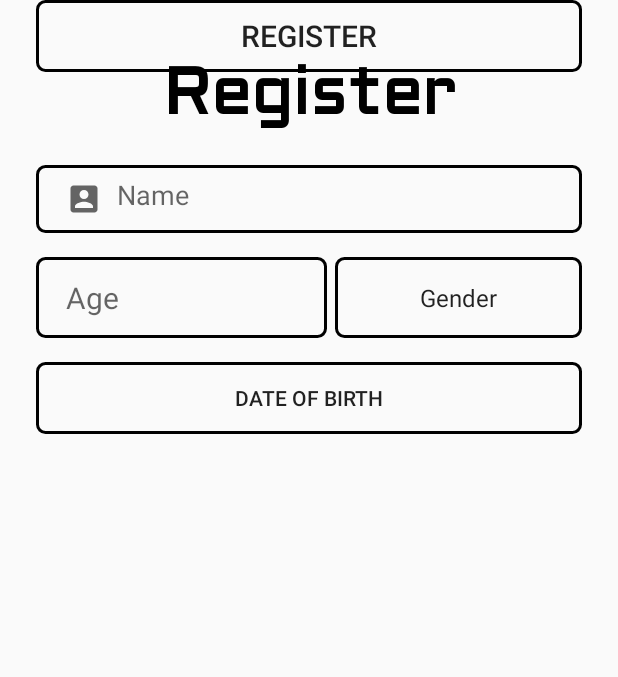
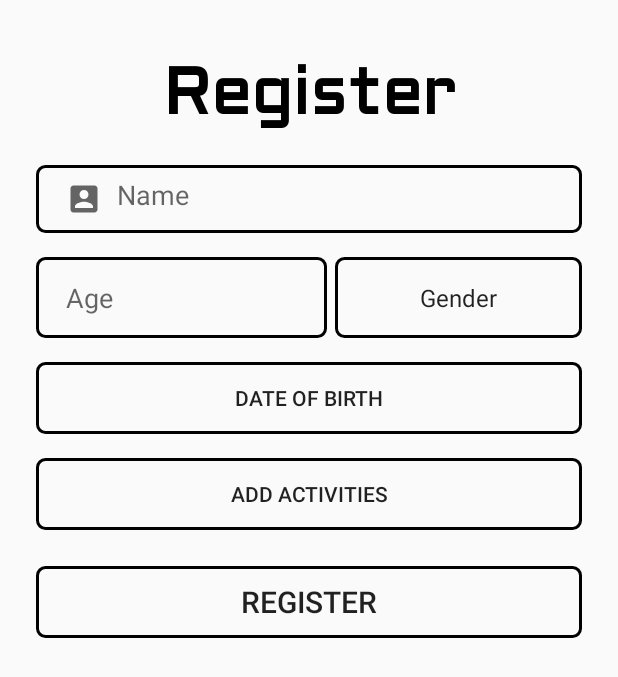
Before and after one commit to tayyabmaqsood/Easy-Scheduler-Application, an Android app: the screen it shows after launch (registerChild), on a phone screen of 412 x 824 dp. Shown: the top 677 px of the screen. Run offline under Robolectric (Android 15) with nearby library versions, the phone set to English and light mode, and no system bars.

Commit message:
childs register UI on the way 2

```diff
--- a/app/src/main/res/layout/activity_register_child.xml
+++ b/app/src/main/res/layout/activity_register_child.xml
@@ -65,7 +65,6 @@
                 android:paddingRight="20dp"
                 android:paddingBottom="13dp"
                 android:hint="Age"
-                android:textSize="20sp"
                 app:layout_constraintStart_toStartOf="parent"
                 android:inputType="numberDecimal"
                 app:layout_constraintTop_toBottomOf="@+id/editTextChildName" />
@@ -86,7 +85,6 @@
                 app:layout_constraintStart_toEndOf="@+id/editTextChildAge"
                 app:layout_constraintTop_toBottomOf="@+id/editTextChildName" />
 
-
             <Button
                 android:id="@+id/childDOB"
                 android:layout_width="match_parent"
@@ -96,7 +94,6 @@
                 android:layout_marginEnd="24dp"
                 android:background="@drawable/input_bg"
                 android:onClick="openDatePicker"
-
                 android:text="Date Of Birth"
                 app:layout_constraintEnd_toEndOf="parent"
                 app:layout_constraintHorizontal_bias="0.498"
@@ -104,18 +101,33 @@
                 app:layout_constraintTop_toBottomOf="@+id/editTextChildAge" />
 
             <Button
-                android:id="@+id/loginBtn"
+                android:id="@+id/childActivities"
+                android:layout_width="match_parent"
+                android:layout_height="wrap_content"
+                android:layout_marginStart="24dp"
+                android:layout_marginTop="16dp"
+                android:layout_marginEnd="24dp"
+                android:background="@drawable/input_bg"
+                android:text="Add Activities"
+                app:layout_constraintEnd_toEndOf="parent"
+                app:layout_constraintHorizontal_bias="0.0"
+                app:layout_constraintStart_toStartOf="parent"
+                app:layout_constraintTop_toBottomOf="@+id/childDOB" />
+
+            <Button
+                android:id="@+id/childRegisterBtn"
                 android:layout_width="0dp"
                 android:layout_height="wrap_content"
                 android:layout_marginStart="24dp"
+                android:layout_marginTop="24dp"
                 android:layout_marginEnd="24dp"
                 android:background="@drawable/input_bg"
                 android:text="Register"
                 android:textSize="20sp"
                 app:layout_constraintEnd_toEndOf="parent"
-                app:layout_constraintHorizontal_bias="1.0"
+                app:layout_constraintHorizontal_bias="0.0"
                 app:layout_constraintStart_toStartOf="parent"
-                tools:layout_editor_absoluteY="456dp" />
+                app:layout_constraintTop_toBottomOf="@+id/childActivities" />
 
 
         </androidx.constraintlayout.widget.ConstraintLayout>
```
